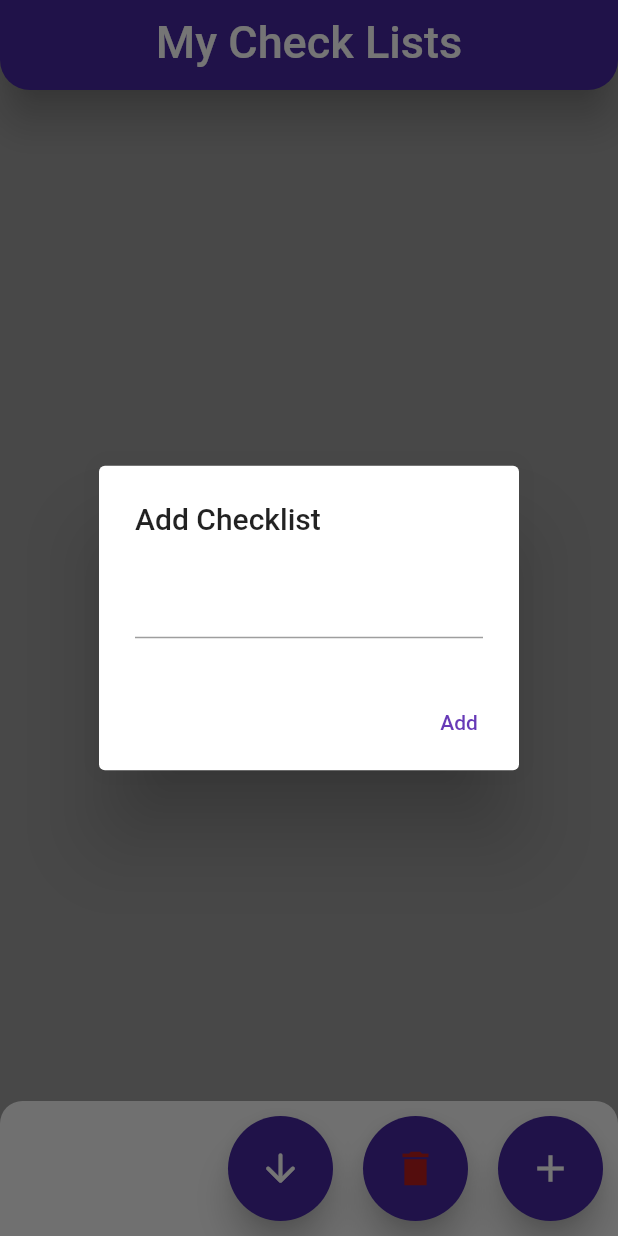
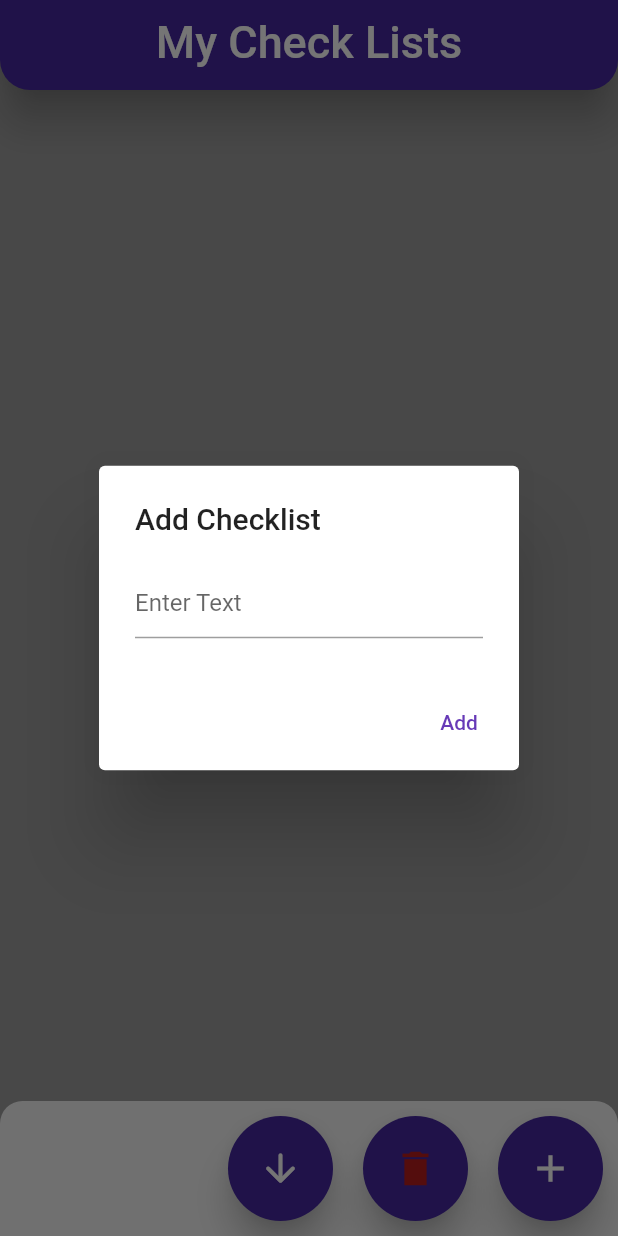
Before and after one commit to Erbaz/Check-List-App, a Flutter app: the screen it shows after launch, item 3 of the bottom bar chosen, on a phone screen of 412 x 824 dp. Run offline on Flutter 3.47's test engine with Material 2 defaults, Android fonts, the phone set to English and light mode, and no system bars; our stand-ins replace moor; generated files the repository leaves out were written again.

Commit message:
progress 75%

```diff
--- a/lib/components/customAlertBox.dart
+++ b/lib/components/customAlertBox.dart
@@ -7,24 +7,37 @@ class CustomAlertBox extends StatelessWidget {
   final String purpose;
   final Function onSubmit;
   final CheckList? checkList;
-  CustomAlertBox({ Key? key, required this.title, required this.purpose, required this.onSubmit, this.checkList }) : super(key: key);
+  final Task? task;
+  CustomAlertBox({ Key? key, required this.title, required this.purpose, required this.onSubmit, this.checkList, this.task }) : super(key: key);
   final TextEditingController inputController = TextEditingController();
   @override
   Widget build(BuildContext context) {
     return AlertDialog(
       title:Text(title),
-      content: TextField(controller: inputController,),
+      content: TextFormField(
+        controller: inputController,
+        decoration: InputDecoration(
+          hintText: 'Enter Text'
+        ),
+      ),
       actions: [
         TextButton(
           onPressed: (){
-            if(purpose == "Add"){
-              onSubmit(context, inputController.text, DateTime.now());
+            if(inputController.text.isEmpty ){
+              return;
             }
-            else if(purpose == "Edit"){
-              onSubmit(context, inputController.text, checkList);
+            else{
+              if(purpose == "Add"){
+                onSubmit(context, inputController.text, DateTime.now());
+              }
+              else if(purpose == "Edit"){
+                onSubmit(context, inputController.text, checkList ?? task);
+              }
+              Navigator.of(context).pop();
             }
 
-            Navigator.of(context).pop();
+
+
           },
           child: Text(
             purpose
```
Also changed, not shown: lib/screens/tasksScreen.dart (+49 -4 lines).
